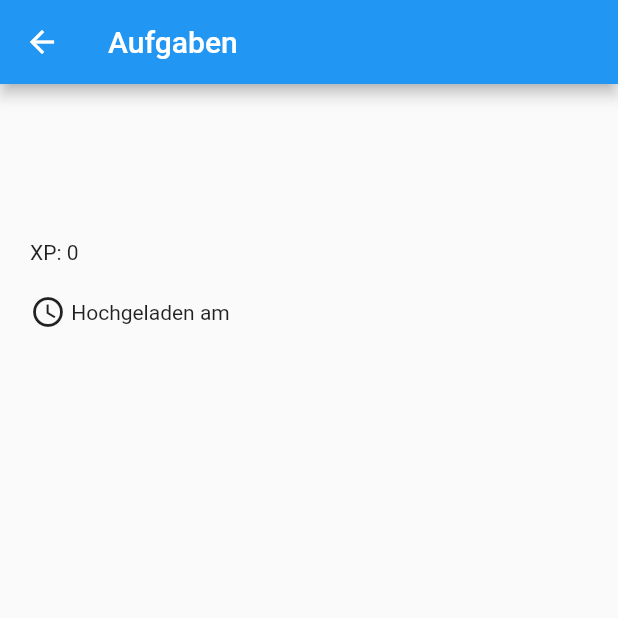
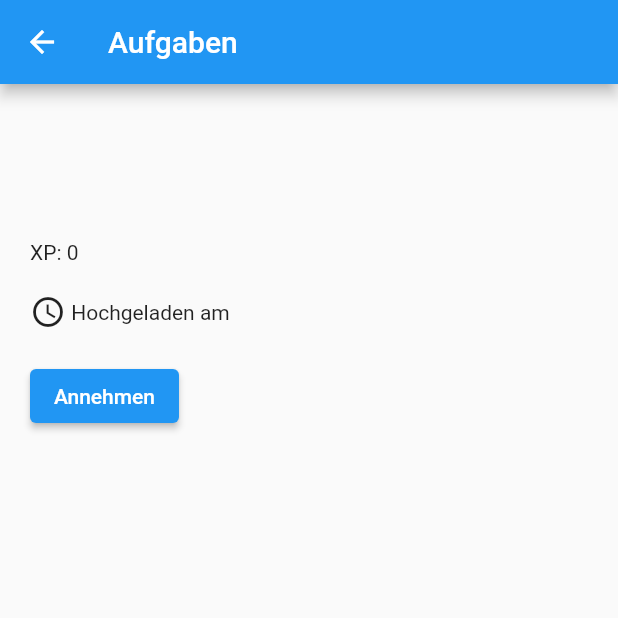
Before and after one commit to Enyaa/MasterProjekt, a Flutter app: the TaskDetail screen opened directly with empty values, on a phone screen of 412 x 824 dp, the top half of it. Run offline on Flutter 3.47's test engine with Material 2 defaults, Android fonts, the phone set to English and light mode, and no system bars; our stand-ins replace cloud_firestore, firebase_core; accounts and stored records are empty.

Commit message:
+ added 'annehmen' button to task detail (rn only sets accepted to true -> todo: set user to current userid)

```diff
--- a/lib/Screens/task-detail.dart
+++ b/lib/Screens/task-detail.dart
@@ -1,3 +1,4 @@
+import 'package:cloud_firestore/cloud_firestore.dart';
 import 'package:flutter/cupertino.dart';
 import 'package:flutter/material.dart';
 
@@ -10,7 +11,7 @@ class ListTileModel {
 
 class TaskDetail extends StatefulWidget {
 
-  const TaskDetail({Key? key, required this.title, required this.description, required this.subTasks, required this.xp, required this.time, required this.id}) : super(key: key);
+  const TaskDetail({Key? key, required this.title, required this.description, required this.subTasks, required this.xp, required this.time, required this.id, required this.accepted}) : super(key: key);
 
   final String title;
   final String description;
@@ -18,6 +19,7 @@ class TaskDetail extends StatefulWidget {
   final int xp;
   final String time;
   final String id;
+  final bool accepted;
 
   @override
   _TaskDetailState createState() => _TaskDetailState();
@@ -33,17 +35,21 @@ class _TaskDetailState extends State<TaskDetail> {
   }
 
   void initState() {
-    for(int i = 0; i < widget.subTasks.length; i++) {
+    for (int i = 0; i < widget.subTasks.length; i++) {
       _add(widget.subTasks[i]);
     }
   }
 
   Widget getSubtasks() {
-    if(widget.subTasks.length != 0) {
+    if (widget.subTasks.length != 0) {
       return new ListView(
           shrinkWrap: true,
           children: _items
-              .map((item) => CheckboxListTile(title: Text(item.text), controlAffinity: ListTileControlAffinity.leading, value: item.checked, onChanged: (checked) {
+              .map((item) =>
+              CheckboxListTile(title: Text(item.text),
+                  controlAffinity: ListTileControlAffinity.leading,
+                  value: item.checked,
+                  onChanged: (checked) {
                     item.checked = checked!;
                     setState(() {});
                   })).toList());
@@ -53,15 +59,15 @@ class _TaskDetailState extends State<TaskDetail> {
   }
 
   @override
-  Widget build (BuildContext context) {
-
+  Widget build(BuildContext context) {
     return WillPopScope(
         onWillPop: () async {
           bool willLeave = false;
           // show the confirm dialog
           await showDialog(
               context: context,
-              builder: (_) => AlertDialog(
+              builder: (_) =>
+                  AlertDialog(
                     title: Text('Go back to Homepage?'),
                     actions: [
                       ElevatedButton(
@@ -77,9 +83,9 @@ class _TaskDetailState extends State<TaskDetail> {
                     ],
                   ));
           return willLeave;
-        },child: Scaffold(
+        }, child: Scaffold(
         appBar: AppBar(title: const Text('Aufgaben')
-          ,leading: IconButton(icon: Icon(Icons.arrow_back), onPressed: () {
+            , leading: IconButton(icon: Icon(Icons.arrow_back), onPressed: () {
               Navigator.pop(context);
             })),
         body: Container(
@@ -87,7 +93,8 @@ class _TaskDetailState extends State<TaskDetail> {
             child: Column(
               crossAxisAlignment: CrossAxisAlignment.start,
               children: [
-            Text(widget.title, style: TextStyle(fontWeight: FontWeight.bold, fontSize: 24)),
+                Text(widget.title, style: TextStyle(
+                    fontWeight: FontWeight.bold, fontSize: 24)),
                 Padding(padding: EdgeInsets.all(10)),
                 Text(widget.description),
                 getSubtasks(),
@@ -97,10 +104,19 @@ class _TaskDetailState extends State<TaskDetail> {
                   Icon(Icons.access_time_outlined),
                   Text(' Hochgeladen am '),
                   Text(widget.time)
-            ],)
+                ],),
+                Padding(padding: EdgeInsets.all(10)),
+                if(!widget.accepted) ElevatedButton(
+                    onPressed: () => acceptTask(widget.id), child: Text('Annehmen'))
               ],
             )
         )
     ));
   }
+
+  void acceptTask(String id) {
+    FirebaseFirestore.instance.collection('tasks').doc(id).update({'accepted': true});
+    Navigator.of(context).pop();
+    Navigator.pushReplacementNamed(context, 'tasks');
   }
+}
--- a/lib/Screens/tasks.dart
+++ b/lib/Screens/tasks.dart
@@ -93,7 +93,9 @@ class TasksState extends State<Tasks> {
                               subTasks: doc['subtasks'],
                               xp: doc['xp'],
                               time: doc['time'],
-                              id: doc.reference.id)));
+                              id: doc.id,
+                              accepted: doc['accepted'])
+                      ));
                 })))
         .toList();
   }
```
Lines whose indentation alone changed are shown as unchanged.
